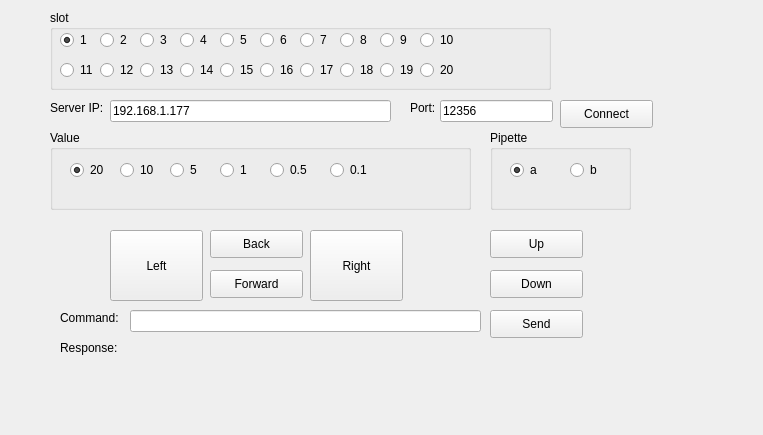
The window that local/pyqt5_client_20200130.ui (simonchih/Raspberry_Pi_4_Client_Server) describes before a commit, drawn with Qt 5.
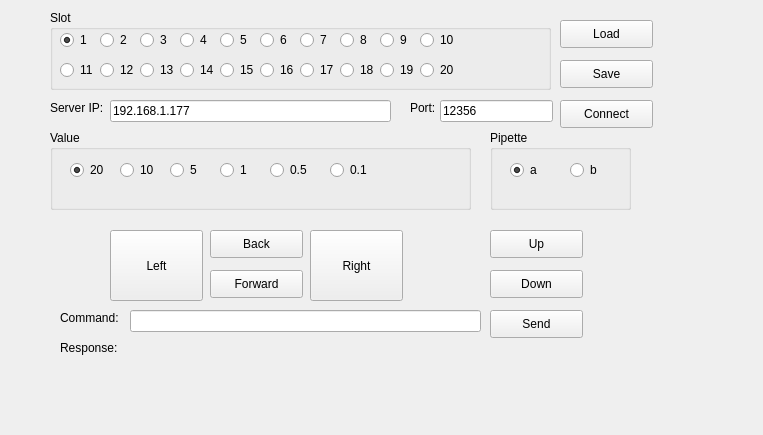
The same window after the commit.

The edit to the form file:
```diff
--- a/local/pyqt5_client_20200130.ui
+++ b/local/pyqt5_client_20200130.ui
@@ -367,7 +367,7 @@
     </rect>
    </property>
    <property name="title">
-    <string>slot</string>
+    <string>Slot</string>
    </property>
    <widget class="QRadioButton" name="radioButton_9">
     <property name="geometry">
@@ -633,6 +633,32 @@
     </property>
    </widget>
   </widget>
+  <widget class="QPushButton" name="pushButton_9">
+   <property name="geometry">
+    <rect>
+     <x>560</x>
+     <y>20</y>
+     <width>93</width>
+     <height>28</height>
+    </rect>
+   </property>
+   <property name="text">
+    <string>Load</string>
+   </property>
+  </widget>
+  <widget class="QPushButton" name="pushButton_10">
+   <property name="geometry">
+    <rect>
+     <x>560</x>
+     <y>60</y>
+     <width>93</width>
+     <height>28</height>
+    </rect>
+   </property>
+   <property name="text">
+    <string>Save</string>
+   </property>
+  </widget>
  </widget>
  <resources/>
  <connections/>
```
